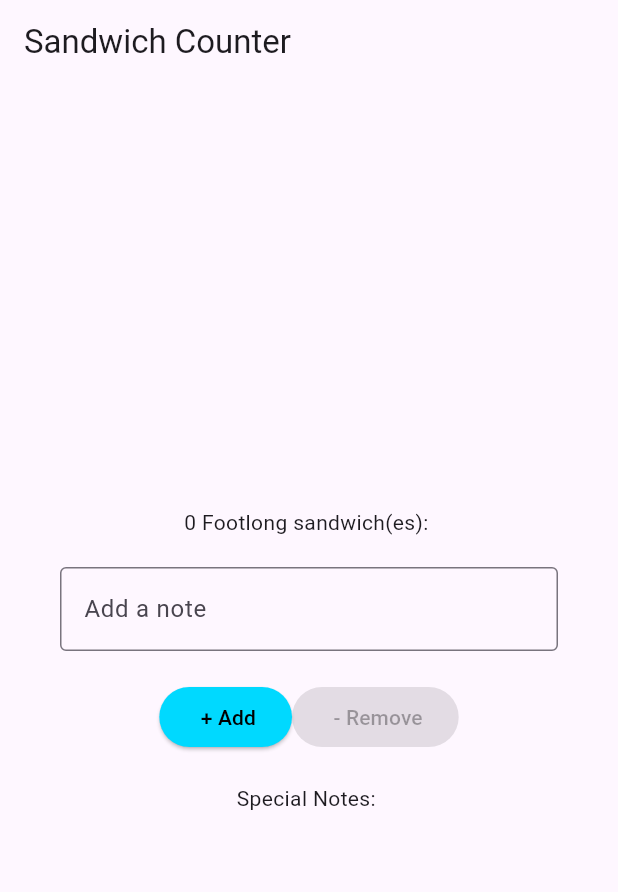
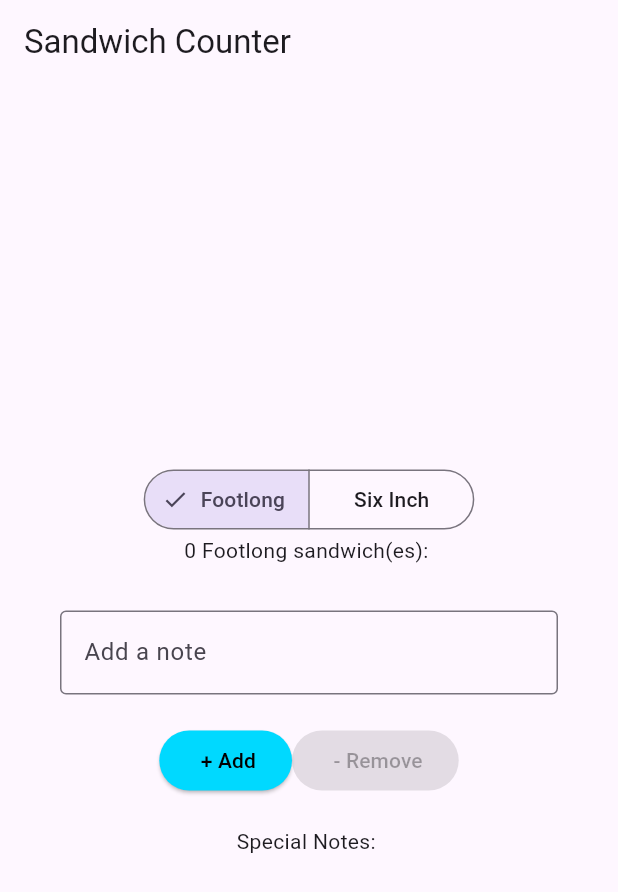
Before and after one commit to WoodhouseA/flutter_application_1, a Flutter app: the screen it shows after launch, on a phone screen of 412 x 824 dp. Shown: the top 892 px of the screen. Run offline on Flutter 3.47's test engine with Material 3 defaults, Android fonts, the phone set to English and light mode, and no system bars.

Commit message:
Add SegmentedButtons for sandwich selection

```diff
--- a/lib/main.dart
+++ b/lib/main.dart
@@ -31,6 +31,7 @@ class OrderScreen extends StatefulWidget {
 
 class _OrderScreenState extends State<OrderScreen> {
   int _quantity = 0;
+  SandwichType _selectedType = SandwichType.footlong;
   final _notesController = TextEditingController();
 
   void _increaseQuantity() {
@@ -61,10 +62,22 @@ class _OrderScreenState extends State<OrderScreen> {
         child: Column(
           mainAxisAlignment: MainAxisAlignment.center,
           children: <Widget>[
-            OrderItemDisplay(
-              _quantity,
-              'Footlong',
+            SegmentedButton<SandwichType>(
+              segments: const <ButtonSegment<SandwichType>>[
+                ButtonSegment<SandwichType>(
+                    value: SandwichType.footlong, label: Text('Footlong')),
+                ButtonSegment<SandwichType>(
+                    value: SandwichType.sixInch, label: Text('Six Inch')),
+              ],
+              selected: <SandwichType>{_selectedType},
+              onSelectionChanged: (Set<SandwichType> newSelection) {
+                setState(() {
+                  _selectedType = newSelection.first;
+                });
+              },
             ),
+            OrderItemDisplay(_quantity, _selectedType == SandwichType.footlong ? 'Footlong' : 'Six Inch'),
+            const SizedBox(height: 10),
             Padding(
               padding: const EdgeInsets.symmetric(horizontal: 40, vertical: 20),
               child: TextField(
```
